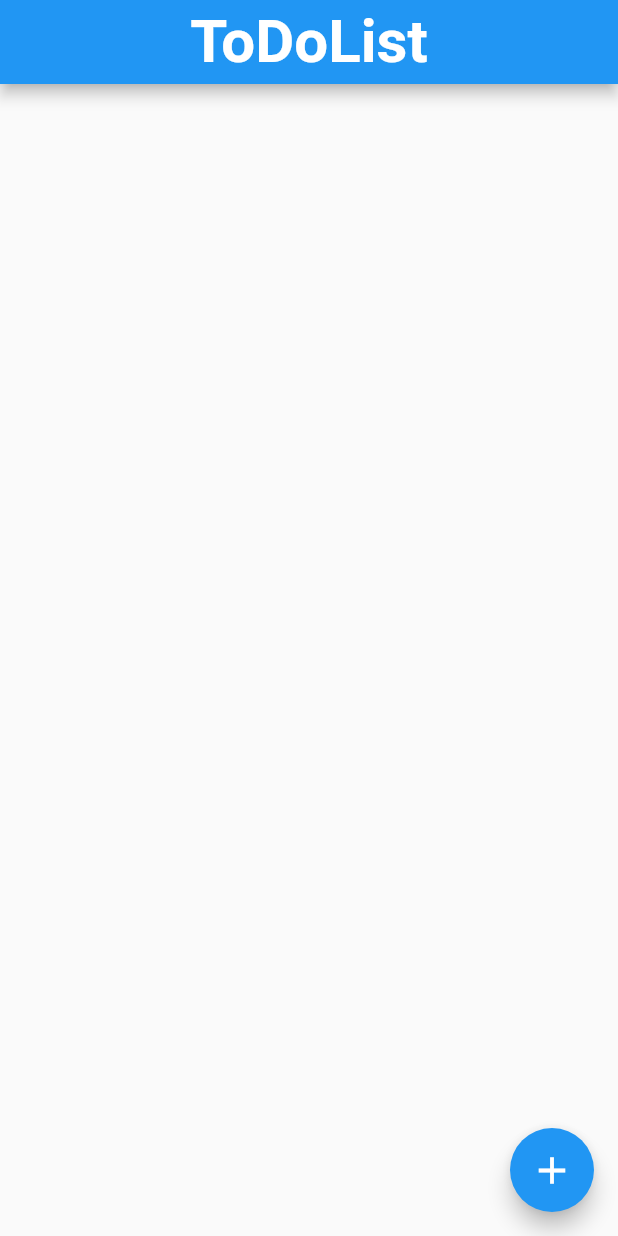
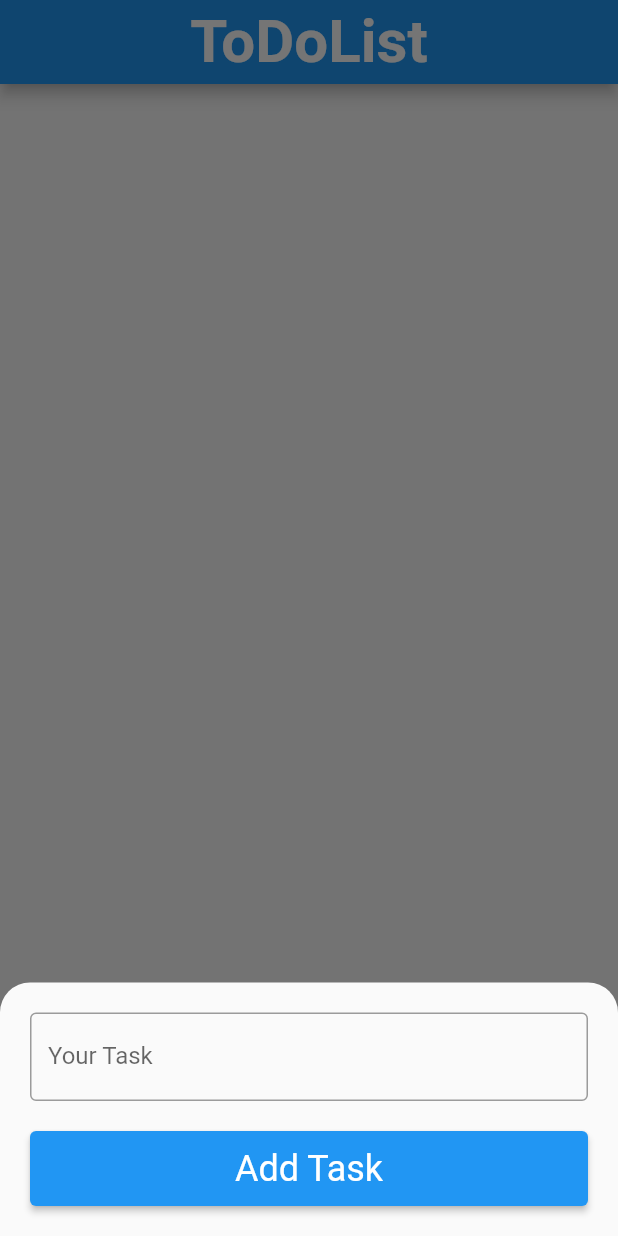
Before and after one commit to HoMaiQue/To_do_list, a Flutter app: the screen it shows after launch, after a tap on the "add" icon, on a phone screen of 412 x 824 dp. Run offline on Flutter 3.47's test engine with Material 2 defaults, Android fonts, the phone set to English and light mode, and no system bars; missing offline and left inert: confirm_dialog.

Commit message:
add to_do_list finally

```diff
--- a/lib/main.dart
+++ b/lib/main.dart
@@ -1,11 +1,34 @@
 import 'package:flutter/material.dart';
+import 'package:to_do_list/model/task.model.dart';
+import 'package:to_do_list/widget/cart_body_widget.dart';
+import 'package:to_do_list/widget/modal_widget.dart';
 
 void main() {
-  runApp(const MaterialApp(debugShowCheckedModeBanner: false, home: MyApp()));
+  runApp(MaterialApp(debugShowCheckedModeBanner: false, home: MyApp()));
 }
 
-class MyApp extends StatelessWidget {
-  const MyApp({super.key});
+class MyApp extends StatefulWidget {
+  MyApp({super.key});
+
+  @override
+  State<MyApp> createState() => _MyAppState();
+}
+
+class _MyAppState extends State<MyApp> {
+  final List<Task> taskList = [];
+
+  void _handleAddTask(String name) {
+    final newTask = Task(DateTime.now().toString(), name);
+    setState(() {
+      taskList.add(newTask);
+    });
+  }
+
+  void _handleDeleteTask(String id) {
+    setState(() {
+      taskList.removeWhere((element) => element.id == id);
+    });
+  }
 
   @override
   Widget build(BuildContext context) {
@@ -18,9 +41,27 @@ class MyApp extends StatelessWidget {
           style: TextStyle(fontSize: 40, fontWeight: FontWeight.w600),
         ),
       ),
-      body: Container(),
+      body: SingleChildScrollView(
+        padding: const EdgeInsets.symmetric(horizontal: 20, vertical: 20),
+        child: Column(
+          children: taskList
+              .map(
+                  (task) => CardBody(index: taskList.indexOf(task),item: task, deleteTask: _handleDeleteTask))
+              .toList(),
+        ),
+      ),
       floatingActionButton: FloatingActionButton(
-        onPressed: () {},
+        onPressed: () {
+          showModalBottomSheet(
+            shape: const RoundedRectangleBorder(
+                borderRadius: BorderRadius.vertical(top: Radius.circular(20))),
+            isScrollControlled: true,
+            context: context,
+            builder: (BuildContext context) {
+              return ModalWidget(addTask: _handleAddTask);
+            },
+          );
+        },
         child: const Icon(
           Icons.add,
           size: 30,
--- /dev/null
+++ b/lib/model/task.model.dart
@@ -0,0 +1,6 @@
+class Task {
+  final String id;
+  final String name;
+
+  Task(this.id, this.name);
+}
--- /dev/null
+++ b/lib/widget/modal_widget.dart
@@ -0,0 +1,43 @@
+import 'package:flutter/material.dart';
+
+class ModalWidget extends StatelessWidget {
+  ModalWidget({super.key, required this.addTask});
+  final Function addTask;
+  TextEditingController controller = TextEditingController();
+  void _handleOnClick(BuildContext context) {
+    final newName = controller.text;
+    if (newName.isEmpty) return;
+    addTask(newName);
+    Navigator.pop(context);
+  }
+
+  @override
+  Widget build(BuildContext context) {
+    return Padding(
+      padding: MediaQuery.of(context).viewInsets,
+      child: SingleChildScrollView(
+        padding: const EdgeInsets.symmetric(horizontal: 20, vertical: 20),
+        child: Column(children: [
+          TextField(
+            controller: controller,
+            decoration: const InputDecoration(
+                border: OutlineInputBorder(), labelText: "Your Task"),
+          ),
+          const SizedBox(
+            height: 20,
+          ),
+          SizedBox(
+              width: double.infinity,
+              height: 50,
+              child: ElevatedButton(
+                  onPressed: () => _handleOnClick(context),
+                  child: const Text(
+                    "Add Task",
+                    style:
+                        TextStyle(fontSize: 24, fontWeight: FontWeight.normal),
+                  )))
+        ]),
+      ),
+    );
+  }
+}
--- a/pubspec.yaml
+++ b/pubspec.yaml
@@ -35,6 +35,7 @@ dependencies:
   # The following adds the Cupertino Icons font to your application.
   # Use with the CupertinoIcons class for iOS style icons.
   cupertino_icons: ^1.0.2
+  confirm_dialog: ^1.0.1
 
 dev_dependencies:
   flutter_test:
```
Also changed, not shown: lib/widget/cart_body_widget.dart (added, +53 -0 lines), pubspec.lock, 1 other file.
